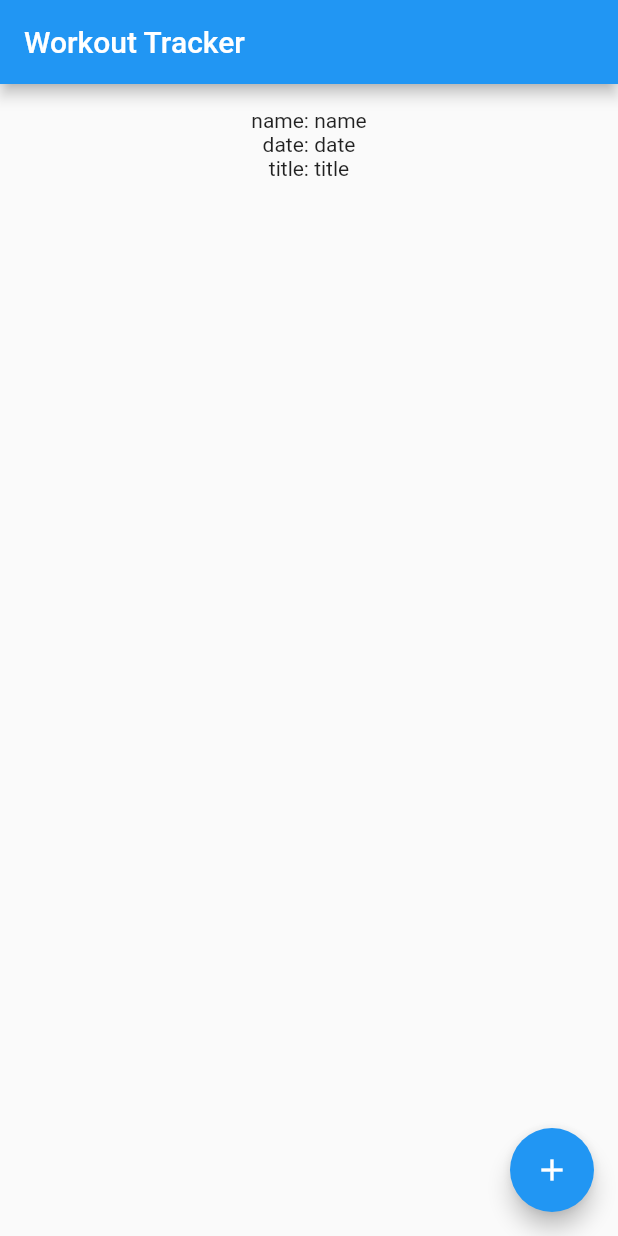
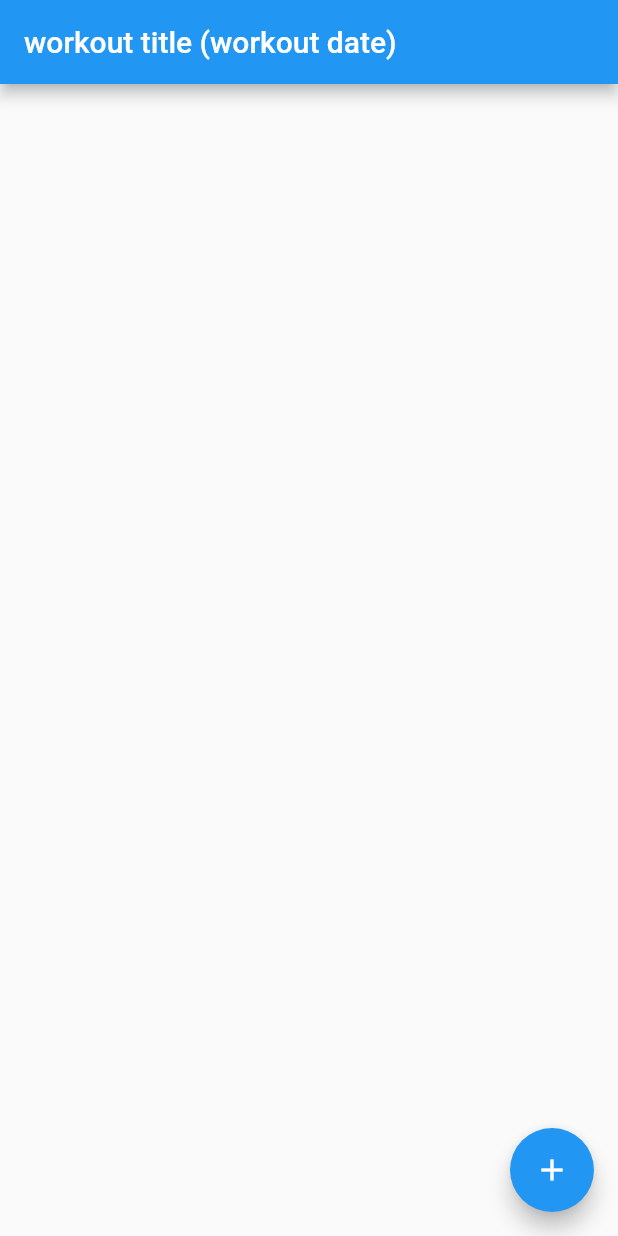
Before and after one commit to alexandresmirnov/workout-tracker-client, a Flutter app: the screen it shows after launch, on a phone screen of 412 x 824 dp. Run offline on Flutter 3.47's test engine with Material 2 defaults, Android fonts, the phone set to English and light mode, and no system bars; statements that could not run were skipped.

Commit message:
Clean up object generation

```diff
--- a/lib/main.dart
+++ b/lib/main.dart
@@ -20,87 +20,77 @@ class WorkoutTrackerClient extends StatelessWidget {
 }
 
 class Set {
+  num reps = 0;
+  num weight = 0;
+
   Set({this.reps, this.weight});
 
-  num reps;
-  num weight;
-}
-
-class SetView extends StatelessWidget {
-  SetView({this.set});
-
-  final Set set;
-
-  @override
-  build(BuildContext context){
-    return new Column(
-      children: <Widget>[
-        new Text(set.reps.toString()),
-        new Text(set.weight.toString()),
-      ]
-    );
+  Set.fromResponse(Map s){
+    this.reps = s['reps'];
+    this.weight = s['weight'];
   }
 }
 
 class Exercise {
-  Exercise({this.name, this.date, this.title, this.sets, this.isExpanded});
-
   bool isExpanded;
-
   String name;
   String date;
   String title;
   List<Set> sets;
-}
 
+  Exercise({this.name, this.date, this.title, this.sets, this.isExpanded});
 
-class ExerciseView extends StatelessWidget {
-  ExerciseView({this.exercise});
+  Exercise.defaultValues() {
+    this.isExpanded = false;
+    this.name = "exercise name";
+    this.date = "exercise date";
+    this.title = "exercise title";
+    this.sets = [];
+  }
 
-  final Exercise exercise;
+  Exercise.fromResponse(Map r) {
+    this.isExpanded = false;
+    this.name = r['name'] ?? "exercise name";
+    this.date = r['date'] ?? "exercise date";
+    this.title = r['title'] ?? "exercise title";
 
-  @override
-  build(BuildContext context){
-    //TODO: clean this up
-    Exercise displayExercise = new Exercise();
-    if(exercise != null){
-      displayExercise.name = exercise.name ?? "name";
-      displayExercise.date = exercise.date ?? "date";
-      displayExercise.title = exercise.title ?? "title";
-      displayExercise.sets = exercise.sets ?? [];
+    List<Set> sets = [];
+    for(num j = 0; j < r['sets'].length; j++){
+      sets.add(new Set.fromResponse(r['sets'][j]));
     }
-    else {
-      displayExercise.name = "name";
-      displayExercise.date = "date";
-      displayExercise.title = "title";
-      displayExercise.sets = [];
-    }
+    this.sets = sets;
+  }
 
-    List<SetView> setViews = [];
-    for(num i = 0; i < displayExercise.sets.length; i++){
-      setViews.add(new SetView(set: displayExercise.sets[i]));
-    }
-
-    return new Column(
-      children: <Widget>[
-        new Text('name: '+displayExercise.name),
-        new Text('date: '+displayExercise.date),
-        new Text('title: '+displayExercise.title),
-        new Column(
-          children: setViews
-        )
-      ]
-    );
-  }
 }
 
 class Workout {
-  Workout({this.name, this.date, this.title, this.exercises});
-
   String name;
   String date;
   String title;
   List<Exercise> exercises;
+
+  Workout({this.name, this.date, this.title, this.exercises});
+
+  Workout.defaultValues() {
+    this.name = "workout name";
+    this.date = "workout date";
+    this.title = "workout title";
+    this.exercises = [];
+  }
+
+  Workout.fromResponse(Map r) {
+    this.name = r['name'] ?? "workout name";
+    this.date = r['date'] ?? "workout date";
+    this.title = r['title'] ?? "workout title";
+
+    List<Exercise> exercises = [];
+    for(num i = 0; i < r['exercises'].length; i++){
+      exercises.add(new Exercise.fromResponse(r['exercises'][i]));
+    }
+    this.exercises = exercises;
+  }
+
+
 }
 
 
@@ -119,25 +109,10 @@ class _WorkoutViewState extends State<WorkoutView>{
 
   @override
   Widget build(BuildContext context){
-    if(widget.workout == null){
-      displayWorkout = new Workout(name: "name", date: "date", title: "title", exercises: []);
-    }
-    else {
-      displayWorkout = widget.workout;
-    }
-
-    List<ExerciseView> exerciseViews = [];
-    for(num i = 0; i < displayWorkout.exercises.length; i++){
-      exerciseViews.add(new ExerciseView(exercise: displayWorkout.exercises[i]));
-    }
-
-    List<SetView> setViews = [];
+    displayWorkout = widget.workout ?? new Workout.defaultValues();
 
     return new Column(
       children: <Widget>[
-        new Text('name: '+displayWorkout.name),
-        new Text('date: '+displayWorkout.date),
-        new Text('title: '+displayWorkout.title),
         new ExpansionPanelList(
           children: displayWorkout.exercises.map((Exercise e) {
             return new ExpansionPanel(
@@ -203,7 +178,7 @@ class MainView extends StatefulWidget {
 
 class _MainViewState extends State<MainView> {
   String _currWorkoutDate = '2017-11-11';
-  Workout _currWorkout;
+  Workout _currWorkout = new Workout.defaultValues();
 
   _getWorkout() async {
     String url = 'http://192.168.1.2:8080/api/workouts/date/'+_currWorkoutDate;
@@ -211,28 +186,10 @@ class _MainViewState extends State<MainView> {
     var response = await httpClient.read(url);
     Map data = JSON.decode(response);
 
-    String name = data['name'];
-    String date = data['date'];
-    String title = data['title'];
-    List responseExercises = data['exercises'];
-
-    List<Exercise> exercises = [];
-    List<Set> sets = [];
-    for(num i = 0; i < responseExercises.length; i++){
-
-      sets = [];
-      for(num j = 0; j < responseExercises[i]['sets'].length; j++){
-        sets.add(new Set(reps: responseExercises[i]['sets'][j]['reps'], weight: responseExercises[i]['sets'][j]['weight']));
-      }
-
-      exercises.add(new Exercise(name: responseExercises[i]['name'], title: responseExercises[i]['title'], date: responseExercises[i]['date'], sets: sets, isExpanded: false));
-    }
-
-
     if (!mounted) return;
 
     setState(() {
-      _currWorkout = new Workout(name: name, date: date, title: title, exercises: exercises);
+      _currWorkout = new Workout.fromResponse(data);
     });
 
   }
@@ -248,7 +205,7 @@ class _MainViewState extends State<MainView> {
   Widget build(BuildContext context) {
     return new Scaffold(
       appBar: new AppBar(
-        title: new Text(widget.title),
+        title: new Text(_currWorkout.title + " (" + _currWorkout.date + ")"),
       ),
       body: new Container(
         padding: const EdgeInsets.all(16.0),
```
